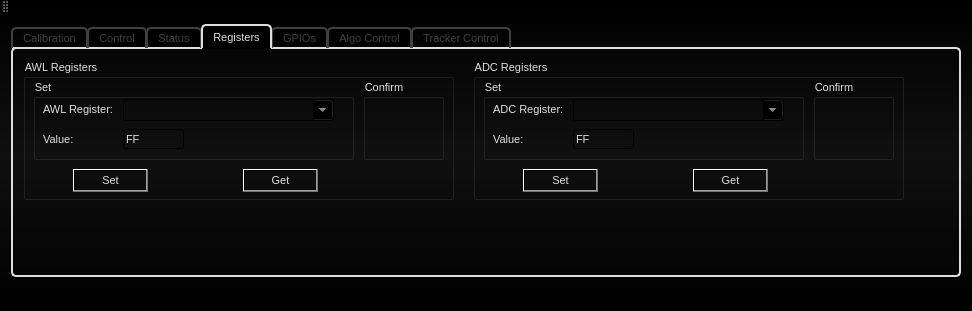
Qt form src/AWLQtDemo/awlqtdemo.ui (samanwaya-jena/EVAL-ADAL6110-16-GUI) before a commit.
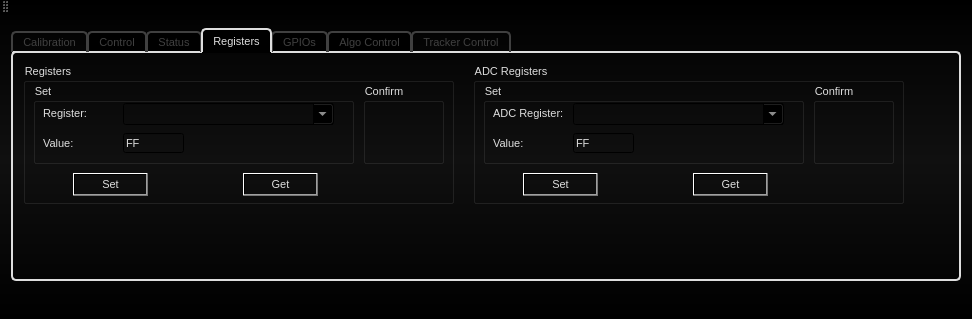
The same form after that commit. The open tabs and pages were chosen to show the change. Icons and pictures are not drawn.

Commit message: Remove AWL label

```diff
--- a/src/AWLQtDemo/awlqtdemo.ui
+++ b/src/AWLQtDemo/awlqtdemo.ui
@@ -10,7 +10,7 @@
     <x>0</x>
     <y>0</y>
     <width>972</width>
-    <height>311</height>
+    <height>319</height>
    </rect>
   </property>
   <property name="sizePolicy">
@@ -3551,7 +3551,7 @@
            </rect>
           </property>
           <property name="title">
-           <string>AWL Registers</string>
+           <string>Registers</string>
           </property>
           <widget class="QPushButton" name="registerFPGASetPushButton">
            <property name="geometry">
@@ -3612,7 +3612,7 @@
              </rect>
             </property>
             <property name="text">
-             <string>AWL Register:</string>
+             <string>Register:</string>
             </property>
            </widget>
            <widget class="QLabel" name="registerFPGAValueSetLabel">
```
Left out of the diff: 2 changed lines with no effect on the pictures. The commit also changes 4 other files.
